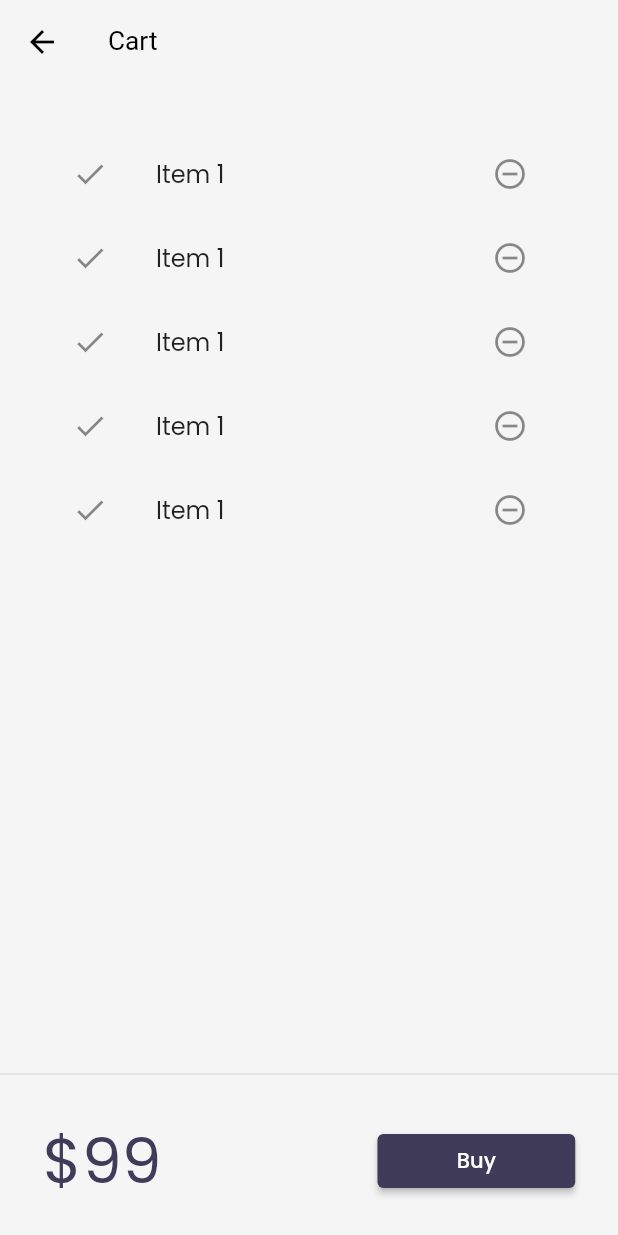
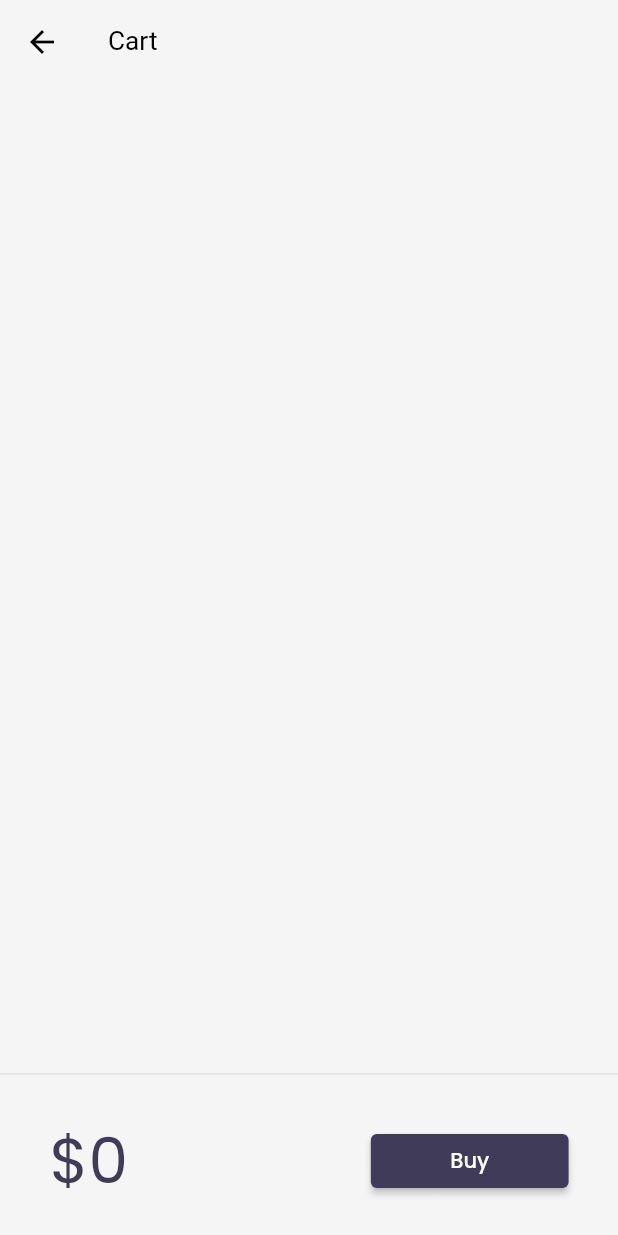
Before and after one commit to kojurohan42/catalog_app, a Flutter app: the screen it shows after launch, after a tap on an icon or button, on a phone screen of 412 x 824 dp. Run offline on Flutter 3.47's test engine with Material 2 defaults, Android fonts, the phone set to English and light mode, and no system bars; our stand-ins replace google_fonts, velocity_x; network calls fail.

Commit message:
day24 completed

```diff
--- a/lib/models/cart.dart
+++ b/lib/models/cart.dart
@@ -2,6 +2,11 @@
 import 'package:flutter_catalog/models/catalog.dart';
 
 class CartModel {
+  static final cartModel = CartModel._internal();
+  CartModel._internal();
+
+  factory CartModel() => cartModel;
+
   late CatalogModel _catalog;
 
   final List<int> _itemIds = [];
--- a/lib/models/catalog.dart
+++ b/lib/models/catalog.dart
@@ -2,6 +2,10 @@
 import 'dart:convert';
 
 class CatalogModel {
+    static final catModel = CatalogModel._internal();
+  CatalogModel._internal();
+
+  factory CatalogModel() => catModel;
   static List<Item> items = [
     Item(
         id: 1,
--- a/lib/pages/cart_page.dart
+++ b/lib/pages/cart_page.dart
@@ -1,4 +1,5 @@
 import 'package:flutter/material.dart';
+import 'package:flutter_catalog/models/cart.dart';
 import 'package:flutter_catalog/widgets/themes.dart';
 import 'package:velocity_x/velocity_x.dart';
 
@@ -28,12 +29,17 @@ class _CartTotal extends StatelessWidget {
 
   @override
   Widget build(BuildContext context) {
+    final _cart = CartModel();
     return SizedBox(
       height: 100,
       child: Row(
         mainAxisAlignment: MainAxisAlignment.spaceAround,
         children: [
-          "\$99".text.xl5.color(context.theme.accentColor).make(),
+          "\$${_cart.totalPrice}"
+              .text
+              .xl5
+              .color(context.theme.accentColor)
+              .make(),
           30.widthBox,
           ElevatedButton(
             onPressed: () {
@@ -61,17 +67,19 @@ class _CartList extends StatefulWidget {
 }
 
 class _MyWidgetState extends State<_CartList> {
+  final _cart = CartModel();
   @override
   Widget build(BuildContext context) {
     return ListView.builder(
-      itemCount: 5,
+      itemCount: _cart.items.length,
       itemBuilder: (context, index) => ListTile(
         leading: Icon(Icons.done),
         trailing: IconButton(
+          // ignore: prefer_const_constructors
           icon: Icon(Icons.remove_circle_outline),
           onPressed: () {},
         ),
-        title: "Item 1".text.make(),
+        title: _cart.items[index].name.text.make(),
       ),
     );
   }
--- a/lib/widgets/home_widgets/catalog_list.dart
+++ b/lib/widgets/home_widgets/catalog_list.dart
@@ -1,4 +1,5 @@
 import 'package:flutter/material.dart';
+import 'package:flutter_catalog/models/cart.dart';
 import 'package:flutter_catalog/pages/home_detail_page.dart';
 import 'package:velocity_x/velocity_x.dart';
 
@@ -56,15 +57,7 @@ class CatalogItem extends StatelessWidget {
               buttonPadding: EdgeInsets.zero,
               children: [
                 "\$${catalog.price}".text.bold.xl.make(),
-                ElevatedButton(
-                    onPressed: () {},
-                    style: ButtonStyle(
-                        backgroundColor: MaterialStateProperty.all(
-                            context.theme.buttonColor),
-                        shape: MaterialStateProperty.all(
-                          StadiumBorder(),
-                        )),
-                    child: "Add to Cart".text.sm.make()),
+                _AddToCart(catalog: catalog),
               ],
             ).pOnly(right: 8.0)
           ],
@@ -73,3 +66,38 @@ class CatalogItem extends StatelessWidget {
     )).square(150).color(context.cardColor).rounded.make().py16();
   }
 }
+
+class _AddToCart extends StatefulWidget {
+  final Item catalog;
+  const _AddToCart({
+    Key? key,
+    required this.catalog,
+  }) : super(key: key);
+
+  @override
+  State<_AddToCart> createState() => _AddToCartState();
+}
+
+class _AddToCartState extends State<_AddToCart> {
+  bool isAdded = false;
+
+  @override
+  Widget build(BuildContext context) {
+    return ElevatedButton(
+        onPressed: () {
+          isAdded = isAdded.toggle();
+          final _catalog = CatalogModel();
+          final _cart = CartModel();
+          _cart.catalog = _catalog;
+          _cart.add(widget.catalog);
+          setState(() {});
+        },
+        style: ButtonStyle(
+            backgroundColor:
+                MaterialStateProperty.all(context.theme.buttonColor),
+            shape: MaterialStateProperty.all(
+              StadiumBorder(),
+            )),
+        child: isAdded ? Icon(Icons.done) : "Add to Cart".text.sm.make());
+  }
+}
```
